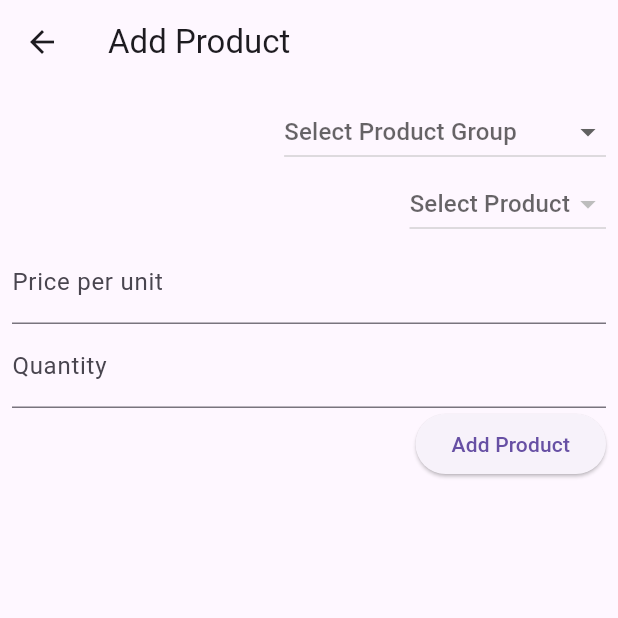
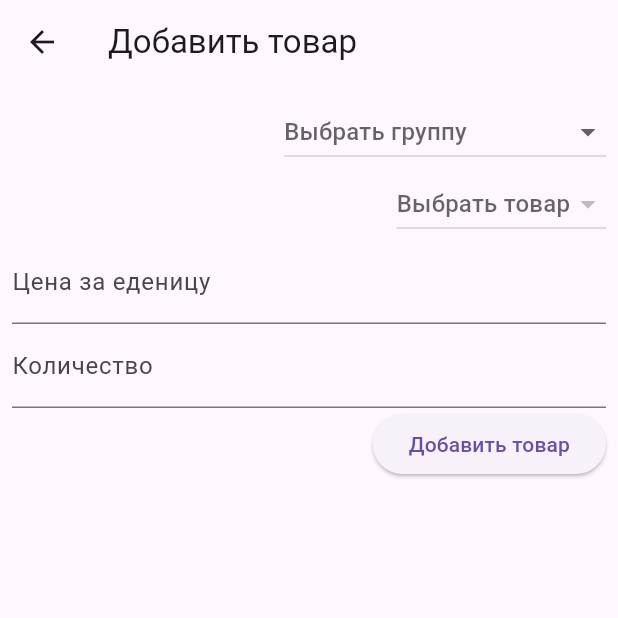
Before and after one commit to WooCommander/flutter_application_1, a Flutter app: the screen it shows after launch, after a tap on the "add" icon, on a phone screen of 412 x 824 dp, the top half of it. Run offline on Flutter 3.47's test engine with Material 3 defaults, Android fonts, the phone set to English and light mode, and no system bars; our stand-ins replace shared_preferences.

Commit message:
fic перевел на русский

```diff
--- a/lib/screens/add_product_screen.dart
+++ b/lib/screens/add_product_screen.dart
@@ -55,7 +55,7 @@ class _AddProductScreenState extends State<AddProductScreen> {
   Widget build(BuildContext context) {
     return Scaffold(
       appBar: AppBar(
-        title: Text('Add Product'),
+        title: Text('Добавить товар'),
       ),
       body: Padding(
         padding: const EdgeInsets.all(8.0),
@@ -65,7 +65,7 @@ class _AddProductScreenState extends State<AddProductScreen> {
             DropdownButton<String>(
               value:
                   _selectedProductGroup.isEmpty ? null : _selectedProductGroup,
-              hint: Text('Select Product Group'),
+              hint: Text('Выбрать группу'),
               items: widget.productGroups
                   .map((productGroup) => DropdownMenuItem<String>(
                         value: productGroup.name,
@@ -81,7 +81,7 @@ class _AddProductScreenState extends State<AddProductScreen> {
             ),
             DropdownButton<String>(
               value: _selectedProductName.isEmpty ? null : _selectedProductName,
-              hint: Text('Select Product'),
+              hint: Text('Выбрать товар'),
               items: widget.productNames
                   .where((productName) =>
                       productName.group == _selectedProductGroup)
@@ -98,17 +98,17 @@ class _AddProductScreenState extends State<AddProductScreen> {
             ),
             TextField(
               controller: _priceController,
-              decoration: InputDecoration(labelText: 'Price per unit'),
+              decoration: InputDecoration(labelText: 'Цена за еденицу'),
               keyboardType: TextInputType.number,
             ),
             TextField(
               controller: _quantityController, // Поле для ввода количества
-              decoration: InputDecoration(labelText: 'Quantity'),
+              decoration: InputDecoration(labelText: 'Количество'),
               keyboardType: TextInputType.number,
             ),
             ElevatedButton(
               onPressed: _submitData,
-              child: Text('Add Product'),
+              child: Text('Добавить товар'),
             ),
           ],
         ),
--- a/lib/screens/edit_product_screen.dart
+++ b/lib/screens/edit_product_screen.dart
@@ -38,7 +38,7 @@ class _EditProductScreenState extends State<EditProductScreen> {
   Widget build(BuildContext context) {
     return Scaffold(
       appBar: AppBar(
-        title: Text('Edit Product'),
+        title: Text('Редактировать тоар'),
       ),
       body: Padding(
         padding: const EdgeInsets.all(8.0),
```
